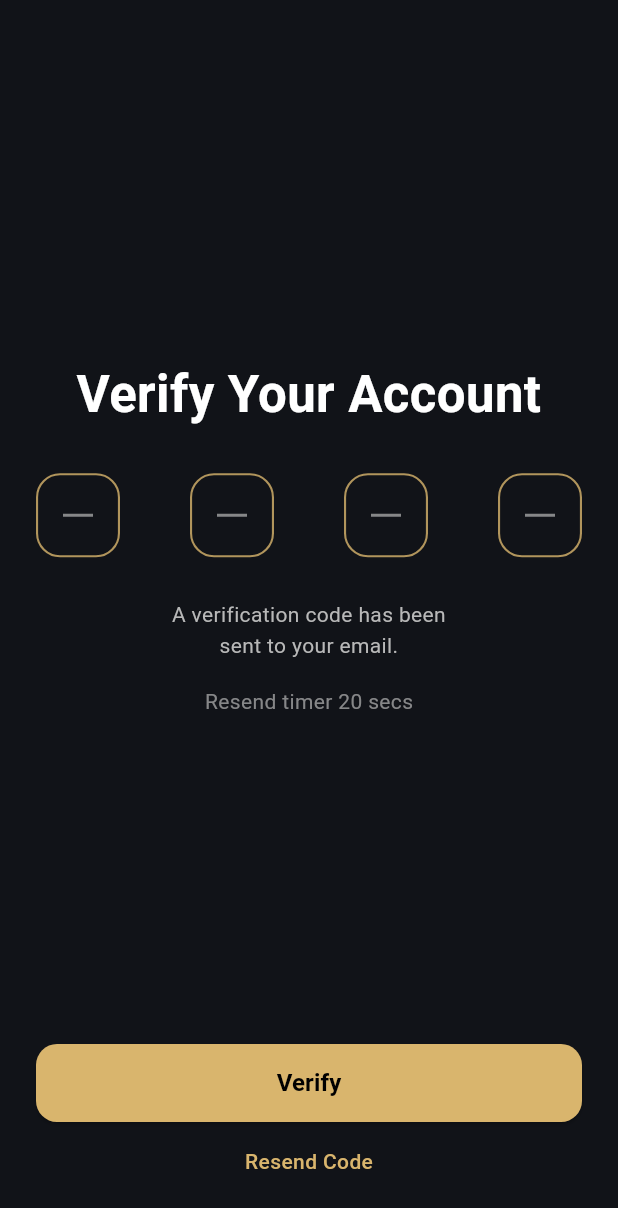
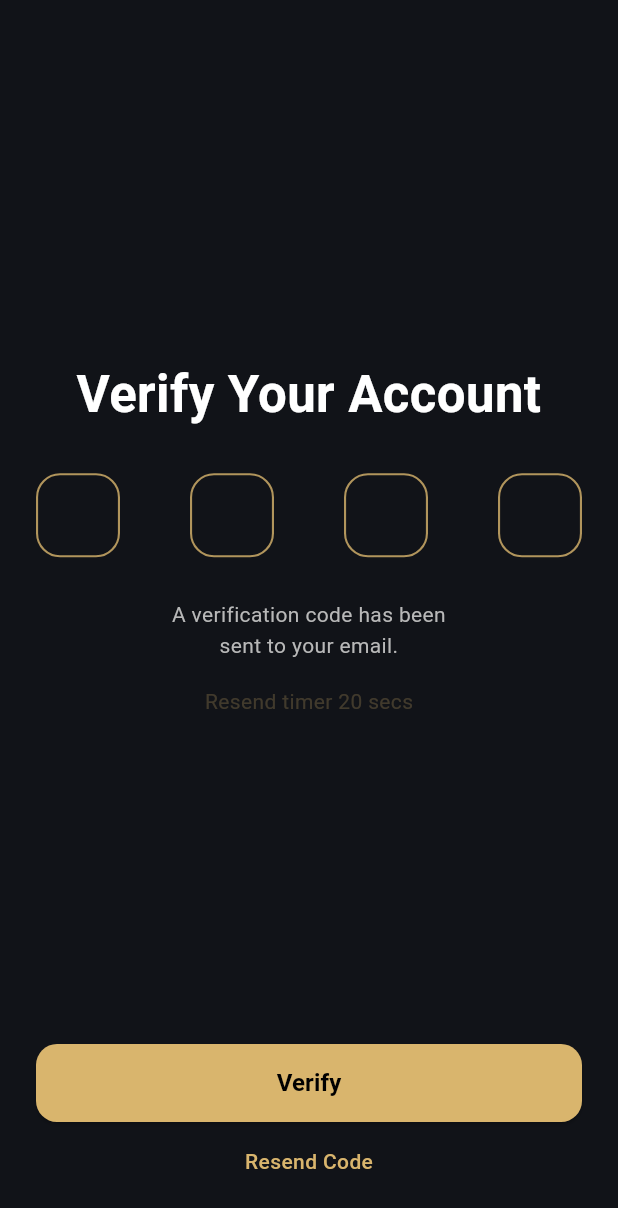
Before and after one commit to Ashiy-Ishan/Smart_AI_Alarm, a Flutter app: the VerifyAccountScreen screen opened directly, on a phone screen of 412 x 824 dp. Shown: the top 1208 px of the screen. Run offline on Flutter 3.47's test engine with Material 3 defaults, Android fonts, the phone set to English and light mode, and no system bars; our stand-ins replace google_fonts, lottie.

Commit message:
changee display screen for testings in main

```diff
--- a/fontend/alarm_frontend/lib/main.dart
+++ b/fontend/alarm_frontend/lib/main.dart
@@ -1,3 +1,4 @@
+import 'package:alarm_frontend/screens/verify_account_screen.dart';
 import 'package:alarm_frontend/utils/app_colors.dart';
 import 'package:alarm_frontend/screens/splash_screen.dart';
 import 'package:flutter/material.dart';
@@ -21,7 +22,7 @@ class MyApp extends StatelessWidget {
         useMaterial3: true,
         textTheme: GoogleFonts.lexendDecaTextTheme(),
       ),
-      home: SplashScreen(),
+      home: VerifyAccountScreen(),
     );
   }
 }
--- a/fontend/alarm_frontend/lib/screens/verify_account_screen.dart
+++ b/fontend/alarm_frontend/lib/screens/verify_account_screen.dart
@@ -51,7 +51,8 @@ class VerifyAccountScreen extends StatelessWidget {
               Text(
                 'Resend timer 20 secs',
                 style: AppTextStyles.subHeading.copyWith(
-                  color: AppColors.textSecondary.withOpacity(0.7),
+                  fontSize: 14,
+                  color: Color(0x3DD9B56D),
                 ),
               ),
 
@@ -90,19 +91,13 @@ class _CodeBox extends StatelessWidget {
     return Container(
       width: 56,
       height: 56,
-      alignment: Alignment.center,
       decoration: BoxDecoration(
         color: Colors.transparent,
         borderRadius: BorderRadius.circular(16),
         border: Border.all(
-          color: AppColors.primary.withOpacity(0.8),
+          color: const Color(0xCCD9B56D),
           width: 1.4,
         ),
-      ),
-      child: Container(
-        width: 20,
-        height: 2,
-        color: AppColors.textSecondary.withOpacity(0.7),
       ),
     );
   }
```
